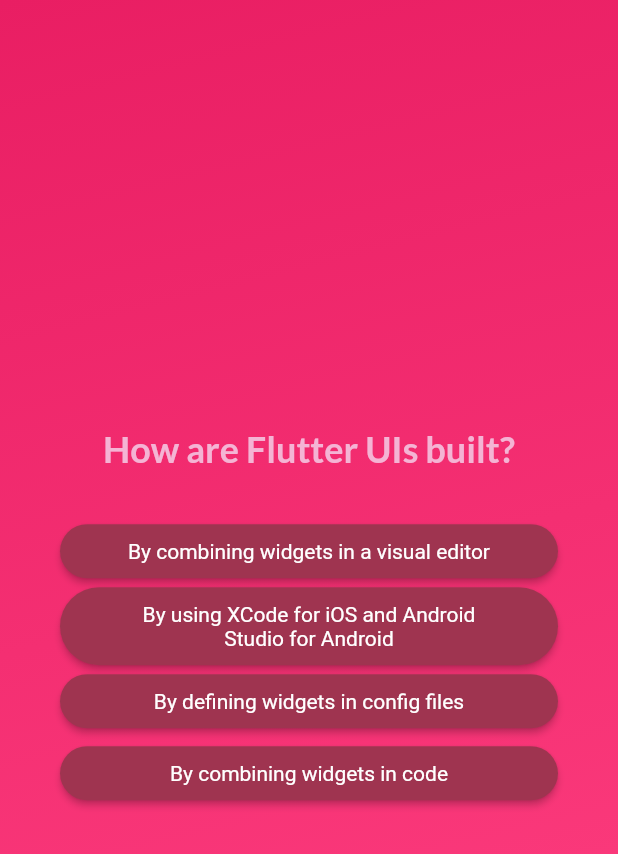
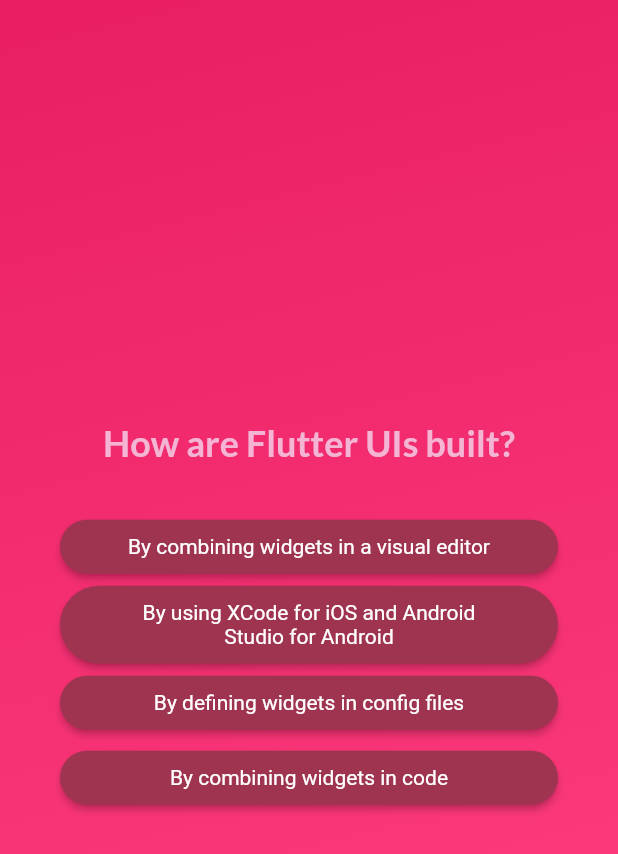
Before and after one commit to jagnesh/flutter_quiz_app, a Flutter app: the screen it shows after launch, after a tap on "Start Quiz", after a tap on "Components", on a phone screen of 412 x 824 dp. Shown: the top 854 px of the screen. Run offline on Flutter 3.47's test engine with Material 2 defaults, Android fonts, the phone set to English and light mode, and no system bars; our stand-ins replace google_fonts.

```diff
--- a/lib/screens/questions_screen/index.dart
+++ b/lib/screens/questions_screen/index.dart
@@ -4,9 +4,8 @@ import 'package:quiz_app/widgets/answer_button.dart';
 import 'package:quiz_app/data/questions.dart';
 
 class QuestionScreen extends StatefulWidget {
-  const QuestionScreen(this.showResult, this.chooseAnswer, {Key? key})
-      : super(key: key);
-  final void Function() showResult;
+  const QuestionScreen(this.chooseAnswer, {Key? key}) : super(key: key);
+
   final void Function(String answer) chooseAnswer;
   @override
   State<QuestionScreen> createState() => _QuestionScreenState();
@@ -15,14 +14,10 @@ class QuestionScreen extends StatefulWidget {
 class _QuestionScreenState extends State<QuestionScreen> {
   var currentIndex = 0;
   void answerQuestion(String answer) {
-    if (currentIndex < questions.length - 1) {
-      widget.chooseAnswer(answer);
-      setState(() {
-        currentIndex++;
-      });
-    } else {
-      widget.showResult();
-    }
+    widget.chooseAnswer(answer);
+    setState(() {
+      currentIndex++;
+    });
   }
 
   @override
--- a/lib/screens/questions_screen/quiz.dart
+++ b/lib/screens/questions_screen/quiz.dart
@@ -1,4 +1,5 @@
 import 'package:flutter/material.dart';
+import 'package:quiz_app/data/questions.dart';
 import 'package:quiz_app/screens/questions_screen/index.dart';
 import 'package:quiz_app/screens/result_screen/index.dart';
 import 'package:quiz_app/screens/splash_screen/index.dart';
@@ -29,9 +30,18 @@ class _QuizState extends State<Quiz> {
     });
   }
 
+  void restartQuiz() {
+    setState(() {
+      selectedAnswer = [];
+      activeScreen = 'splash_screen';
+    });
+  }
+
   void chooseAnswer(String answer) {
     selectedAnswer.add(answer);
-    print(selectedAnswer);
+    if (selectedAnswer.length == questions.length) {
+      showResult();
+    }
   }
 
   @override
@@ -42,10 +52,13 @@ class _QuizState extends State<Quiz> {
         screenWidget = SplashScreen(switchScreen);
         break;
       case 'questions_screen':
-        screenWidget = QuestionScreen(showResult, chooseAnswer);
+        screenWidget = QuestionScreen(chooseAnswer);
         break;
       case 'results_screen':
-        screenWidget = const ResultScreen();
+        screenWidget = ResultScreen(
+          restartQuiz: restartQuiz,
+          selectedAnswer: selectedAnswer,
+        );
         break;
     }
     return MaterialApp(
--- a/lib/widgets/answer_button.dart
+++ b/lib/widgets/answer_button.dart
@@ -7,7 +7,9 @@ class AnswerButton extends StatelessWidget {
   final void Function() onTap;
   @override
   Widget build(BuildContext context) {
-    return ElevatedButton(
+    return Container(
+      padding: const EdgeInsets.symmetric(vertical: 1, horizontal: 0),
+      child: ElevatedButton(
         onPressed: onTap,
         style: ElevatedButton.styleFrom(
           padding: const EdgeInsets.symmetric(horizontal: 40, vertical: 10),
@@ -24,6 +26,7 @@ class AnswerButton extends StatelessWidget {
           answerText,
           textAlign: TextAlign.center,
         ),
+      ),
     );
   }
 }
```
Also changed, not shown: lib/screens/result_screen/index.dart (+49 -3 lines), lib/screens/result_screen/question_summary.dart (added, +46 -0 lines). Lines whose indentation alone changed are shown as unchanged.
